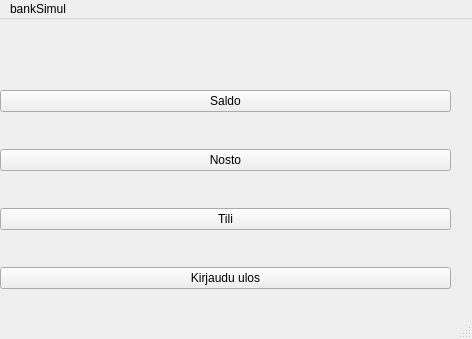
Before: the Qt Designer form frontend/menuBanksimul/mainwindow.ui in JnsRdnp/ATM-Simulator, drawn with Qt 5.
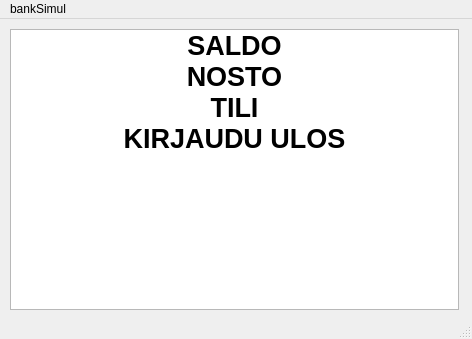
After: the same form once the commit is applied.

Patch:
```diff
--- a/frontend/menuBanksimul/mainwindow.ui
+++ b/frontend/menuBanksimul/mainwindow.ui
@@ -17,45 +17,66 @@
    <string>MainWindow</string>
   </property>
   <widget class="QWidget" name="centralwidget">
-   <widget class="QWidget" name="verticalLayoutWidget">
+   <widget class="QListWidget" name="listMenu">
     <property name="geometry">
      <rect>
-      <x>0</x>
-      <y>40</y>
-      <width>451</width>
-      <height>261</height>
+      <x>10</x>
+      <y>10</y>
+      <width>449</width>
+      <height>281</height>
      </rect>
     </property>
-    <layout class="QVBoxLayout" name="verticalLayout_2">
+    <property name="font">
+     <font>
+      <pointsize>20</pointsize>
+      <bold>true</bold>
+      <underline>false</underline>
+     </font>
+    </property>
+    <property name="movement">
+     <enum>QListView::Static</enum>
+    </property>
+    <property name="flow">
+     <enum>QListView::TopToBottom</enum>
+    </property>
+    <property name="spacing">
+     <number>15</number>
+    </property>
+    <property name="viewMode">
+     <enum>QListView::ListMode</enum>
+    </property>
      <item>
-      <widget class="QPushButton" name="saldo">
        <property name="text">
-        <string>Saldo</string>
-       </property>
-      </widget>
+      <string>SALDO</string>
+     </property>
+     <property name="textAlignment">
+      <set>AlignCenter</set>
+     </property>
      </item>
      <item>
-      <widget class="QPushButton" name="nosto">
        <property name="text">
-        <string>Nosto</string>
-       </property>
-      </widget>
+      <string>NOSTO</string>
+     </property>
+     <property name="textAlignment">
+      <set>AlignCenter</set>
+     </property>
      </item>
      <item>
-      <widget class="QPushButton" name="tili">
        <property name="text">
-        <string>Tili</string>
-       </property>
-      </widget>
+      <string>TILI</string>
+     </property>
+     <property name="textAlignment">
+      <set>AlignCenter</set>
+     </property>
      </item>
      <item>
-      <widget class="QPushButton" name="kirjauduUlos">
        <property name="text">
-        <string>Kirjaudu ulos</string>
-       </property>
-      </widget>
-     </item>
-    </layout>
+      <string>KIRJAUDU ULOS</string>
+     </property>
+     <property name="textAlignment">
+      <set>AlignCenter</set>
+     </property>
+    </item>
    </widget>
   </widget>
   <widget class="QMenuBar" name="menubar">
```
Lines whose indentation alone changed are shown as unchanged.
